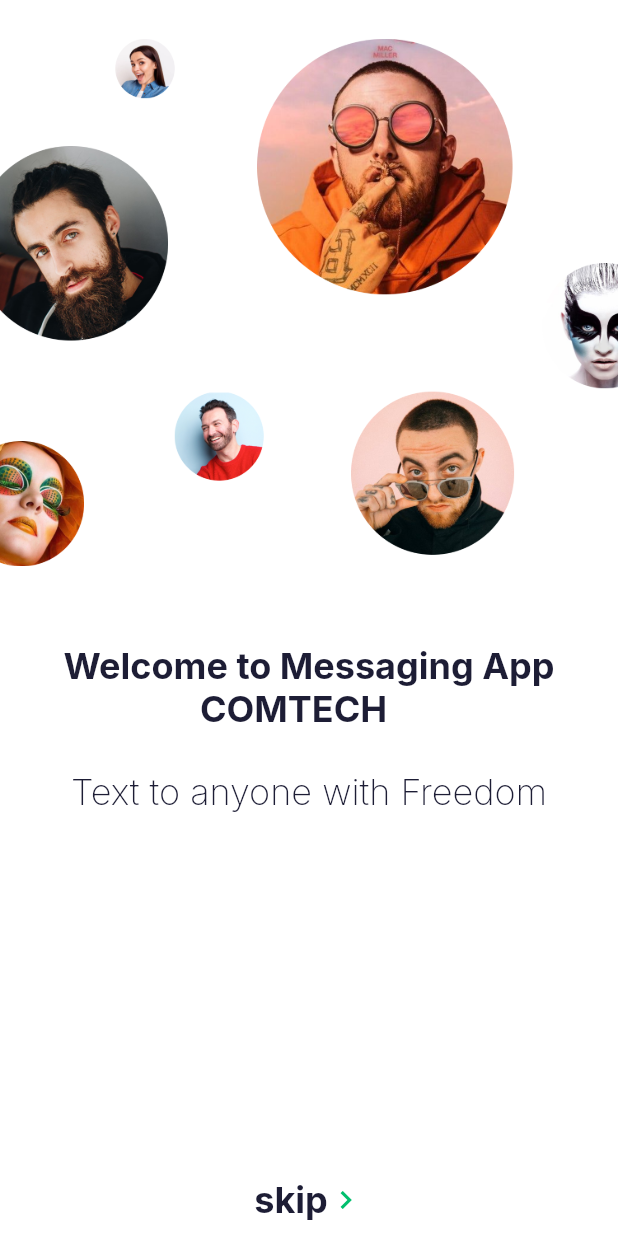
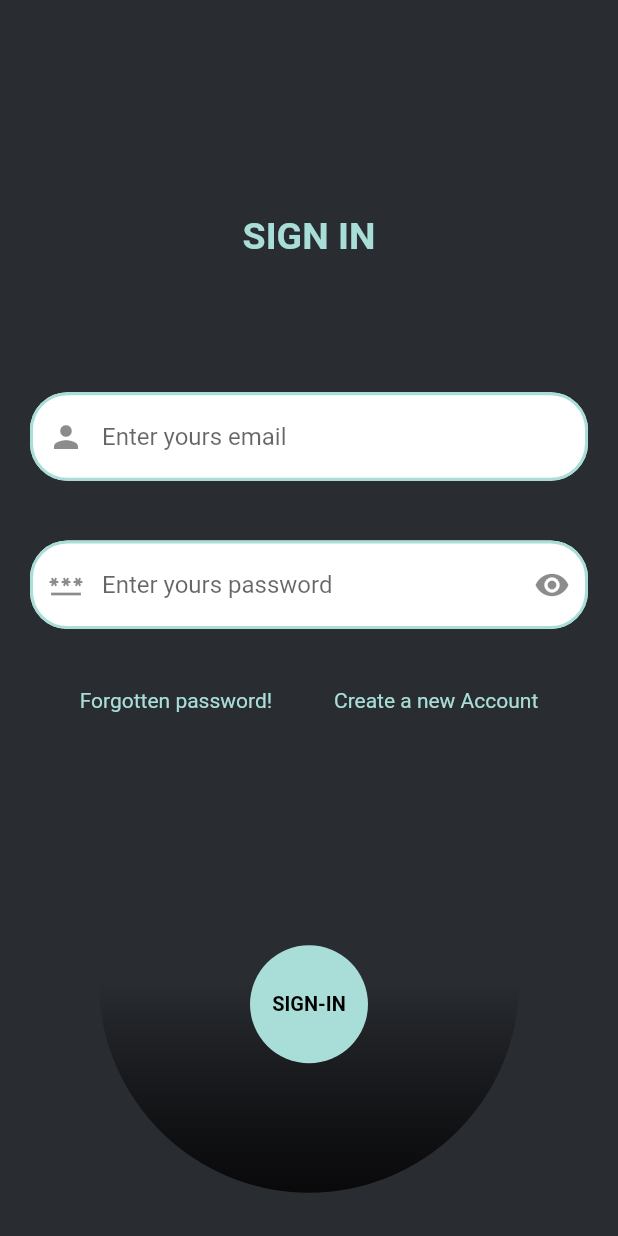
Before and after one commit to IdreesCodes/Final_Year_Project, a Flutter app: the screen it shows after launch, after a tap on "skip", on a phone screen of 412 x 824 dp. Run offline on Flutter 3.47's test engine with Material 2 defaults, Android fonts, the phone set to English and light mode, and no system bars; our stand-ins replace toast.

Commit message:
Added Login Screen

```diff
--- a/lib/main.dart
+++ b/lib/main.dart
@@ -1,7 +1,7 @@
 //import 'package:chat/screens/welcome/welcome_screen.dart';
 import 'package:final_year_project/screens/welcome/welcome_screen.dart';
 import 'package:flutter/material.dart';
-import 'theme.dart';
+
 
 void main() {
   runApp(MyApp());
@@ -11,12 +11,10 @@ class MyApp extends StatelessWidget {
   // This widget is the root of your application.
   @override
   Widget build(BuildContext context) {
-    return MaterialApp(
+    return const MaterialApp(
       title: 'Flutter Demo',
       debugShowCheckedModeBanner: false,
-      theme: lightThemeData(context),
-      darkTheme: darkThemeData(context),
-      themeMode: ThemeMode.system,
+      ///
 
       home: WelcomeScreen(),
     );
--- /dev/null
+++ b/lib/screens/welcome/login_screen.dart
@@ -0,0 +1,271 @@
+import 'package:final_year_project/screens/welcome/welcome_screen.dart';
+import 'package:flutter/gestures.dart';
+import 'package:flutter/material.dart';
+import 'package:flutter/services.dart';
+
+import 'package:toast/toast.dart';
+
+class LoginScreen extends StatefulWidget {
+  @override
+  _LoginScreenState createState() => _LoginScreenState();
+}
+
+class _LoginScreenState extends State<LoginScreen>
+    with SingleTickerProviderStateMixin {
+  late AnimationController _controller;
+  late Animation<double> _animation;
+
+  @override
+  void initState() {
+    super.initState();
+
+    _controller = AnimationController(
+      vsync: this,
+      duration: Duration(seconds: 2),
+    );
+
+    _animation = Tween<double>(begin: .7, end: 1).animate(
+      CurvedAnimation(
+        parent: _controller,
+        curve: Curves.ease,
+      ),
+    )..addListener(
+          () {
+        setState(() {});
+      },
+    )..addStatusListener(
+          (status) {
+        if (status == AnimationStatus.completed) {
+          _controller.reverse();
+        } else if (status == AnimationStatus.dismissed) {
+          _controller.forward();
+        }
+      },
+    );
+
+    _controller.forward();
+  }
+
+  @override
+  void dispose() {
+    _controller.dispose();
+    super.dispose();
+  }
+
+  @override
+  Widget build(BuildContext context) {
+    double width = MediaQuery.of(context).size.width;
+    double height = MediaQuery.of(context).size.height;
+    return Scaffold(
+      backgroundColor: Color(0xff292C31),
+      body: ScrollConfiguration(
+        behavior: MyBehavior(),
+        child: SingleChildScrollView(
+          child: SizedBox(
+            height: height,
+            child: Column(
+              children: [
+                const Expanded(child: SizedBox()),
+                Expanded(
+                  flex: 4,
+                  child: Column(
+                    mainAxisAlignment: MainAxisAlignment.spaceEvenly,
+                    children: [
+
+                      const Text(
+                        'SIGN IN',
+                        style: TextStyle(
+                          fontSize: 25,
+                          fontWeight: FontWeight.w600,
+                          color: Color(0xffA9DED8),
+                        ),
+                      ),
+                      const SizedBox(
+                        height: 10,
+                      ),
+                      Padding(
+                        padding: EdgeInsets.symmetric(horizontal: 20),
+                        child: TextFormField(
+
+
+                          decoration: InputDecoration(
+
+                              hintText: 'Enter yours email',
+                              fillColor: Colors.white,
+                              filled: true,
+                              prefixIcon: const Icon(Icons.person),
+
+                              focusedBorder: OutlineInputBorder(
+                                borderRadius: BorderRadius.circular(25.0),
+                                borderSide: const BorderSide(
+                                  color: Color(0xffA9DED8),
+                                ),
+                              ),
+                              enabledBorder: OutlineInputBorder(
+                                borderRadius: BorderRadius.circular(25.0),
+                                borderSide: const BorderSide(
+                                  color: Color(0xffA9DED8),
+                                  width: 2.0,
+                                ),
+                              ),
+                              border: OutlineInputBorder(
+                                borderRadius: BorderRadius.circular(30),
+                              )
+                          ),
+
+
+
+
+                        ),
+                      ),
+                      Padding(
+                        padding: EdgeInsets.symmetric(horizontal: 20),
+                        child: TextFormField(
+                          obscureText: true,
+
+
+
+                          decoration: InputDecoration(
+
+                              hintText: 'Enter yours password',
+                              fillColor: Colors.white,
+                              filled: true,
+                              prefixIcon: const Icon(Icons.password),
+                              suffixIcon: const Icon(Icons.remove_red_eye),
+                              focusedBorder: OutlineInputBorder(
+                                borderRadius: BorderRadius.circular(25.0),
+                                borderSide: const BorderSide(
+                                  color: Color(0xffA9DED8),
+                                ),
+                              ),
+                              enabledBorder: OutlineInputBorder(
+                                borderRadius: BorderRadius.circular(25.0),
+                                borderSide: const BorderSide(
+                                  color: Color(0xffA9DED8),
+                                  width: 2.0,
+                                ),
+                              ),
+                              border: OutlineInputBorder(
+                                borderRadius: BorderRadius.circular(30),
+                              )
+                          ),
+
+
+
+
+                        ),
+                      ),
+
+                      Row(
+                        mainAxisAlignment: MainAxisAlignment.center,
+                        children: [
+                          RichText(
+                            text: TextSpan(
+                              text: 'Forgotten password!',
+                              style: const TextStyle(
+                                color: Color(0xffA9DED8),
+                              ),
+                              recognizer: TapGestureRecognizer()
+                                ..onTap = () {
+
+                                },
+                            ),
+                          ),
+                          SizedBox(width: width / 10),
+                          RichText(
+                            text: TextSpan(
+                              text: 'Create a new Account',
+                              style: TextStyle(color: Color(0xffA9DED8)),
+                              recognizer: TapGestureRecognizer()
+                                ..onTap = () {
+
+                                },
+                            ),
+                          ),
+                        ],
+                      ),
+                    ],
+                  ),
+                ),
+                Expanded(
+                  flex: 3,
+                  child: Stack(
+                    children: [
+                      Center(
+                        child: Container(
+                          margin: EdgeInsets.only(bottom: width * .07),
+                          height: width * .7,
+                          width: width * .7,
+                          decoration: const BoxDecoration(
+                            shape: BoxShape.circle,
+                            gradient: LinearGradient(
+                              colors: [
+                                Colors.transparent,
+                                Colors.transparent,
+                                Color(0xff09090A),
+                              ],
+                              begin: Alignment.topCenter,
+                              end: Alignment.bottomCenter,
+                            ),
+                          ),
+                        ),
+                      ),
+                      Center(
+                        child: Transform.scale(
+                          scale: _animation.value,
+                          child: InkWell(
+                            splashColor: Colors.transparent,
+                            highlightColor: Colors.transparent,
+                            onTap: () {
+                              Navigator.push(context, MaterialPageRoute(builder: (context)=>WelcomeScreen()));
+                              HapticFeedback.vibrate();
+                              showToast("SIGN-IN button pressed", gravity: Toast.bottom);
+
+                       /*       Flutter toast.showToast(
+                                msg: 'SIGN-IN button pressed',
+                              );
+
+                        */
+                            },
+                            child: Container(
+                              height: width * .2,
+                              width: width * .2,
+                              alignment: Alignment.center,
+                              decoration: const BoxDecoration(
+                                color: Color(0xffA9DED8),
+                                shape: BoxShape.circle,
+                              ),
+                              child: const Text(
+                                'SIGN-IN',
+                                style: TextStyle(
+                                  color: Colors.black,
+                                  fontWeight: FontWeight.w600,
+                                ),
+                              ),
+                            ),
+                          ),
+                        ),
+                      ),
+                    ],
+                  ),
+                ),
+              ],
+            ),
+          ),
+        ),
+      ),
+    );
+  }
+
+}
+
+class MyBehavior extends ScrollBehavior {
+  @override
+  Widget buildViewportChrome(
+      BuildContext context, Widget child, AxisDirection axisDirection) {
+    return child;
+  }
+}
+void showToast(String msg, {int? duration, int? gravity}) {
+  Toast.show(msg, duration: duration, gravity: gravity);
+}
--- a/lib/screens/welcome/welcome_screen.dart
+++ b/lib/screens/welcome/welcome_screen.dart
@@ -1,7 +1,11 @@
 import 'package:final_year_project/constants.dart';
 import 'package:flutter/material.dart';
 
+import 'login_screen.dart';
+
 class WelcomeScreen extends StatelessWidget {
+  const WelcomeScreen({super.key});
+
   @override
   Widget build(BuildContext context) {
     return Scaffold(
@@ -34,7 +38,9 @@ class WelcomeScreen extends StatelessWidget {
             ),
             FittedBox(
               child: TextButton(
-                  onPressed: (){}, child: Row(
+                  onPressed: (){
+                    Navigator.push(context, MaterialPageRoute(builder: (context)=> LoginScreen()));
+                  }, child: Row(
                     children: [
                       Text('skip', style: Theme.of(context).textTheme.headline5?.copyWith(fontWeight: FontWeight.bold)),
                       Icon(Icons.navigate_next),
--- a/lib/theme.dart
+++ /dev/null
@@ -1,39 +0,0 @@
-//import 'package:chat/constants.dart';
-import 'package:flutter/material.dart';
-import 'package:google_fonts/google_fonts.dart';
-
-import 'constants.dart';
-
-ThemeData lightThemeData(BuildContext context) {
-  return ThemeData.light().copyWith(
-    primaryColor: kPrimaryColor,
-    scaffoldBackgroundColor: Colors.white,
-    appBarTheme: appBarTheme,
-    iconTheme: IconThemeData(color: kContentColorLightTheme),
-    textTheme: GoogleFonts.interTextTheme(Theme.of(context).textTheme)
-         .apply(bodyColor: kContentColorLightTheme),
-    colorScheme: ColorScheme.light(
-      primary: kPrimaryColor,
-      secondary: kSecondaryColor,
-      error: kErrorColor,
-    ),
-  );
-}
-
-ThemeData darkThemeData(BuildContext context) {
-  return ThemeData.dark().copyWith(
-    primaryColor: kPrimaryColor,
-    scaffoldBackgroundColor: kContentColorLightTheme,
-    appBarTheme: appBarTheme,
-    iconTheme: IconThemeData(color: kContentColorDarkTheme),
-     textTheme: GoogleFonts.interTextTheme(Theme.of(context).textTheme)
-         .apply(bodyColor: kContentColorDarkTheme),
-    colorScheme: ColorScheme.dark().copyWith(
-      primary: kPrimaryColor,
-      secondary: kSecondaryColor,
-      error: kErrorColor,
-    ),
-  );
-}
-
-final appBarTheme = AppBarTheme(centerTitle: false, elevation: 0);
--- a/pubspec.yaml
+++ b/pubspec.yaml
@@ -37,6 +37,7 @@ dependencies:
   # Use with the CupertinoIcons class for iOS style icons.
   cupertino_icons: ^1.0.2
   google_fonts: ^3.0.1
+  toast: ^0.3.0
 
 
 dev_dependencies:
```
Also changed, not shown: pubspec.lock.
